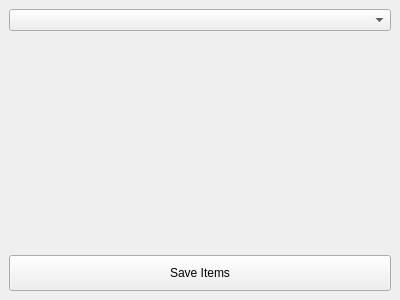
Old version of the form src/Pretzel/ui/items/additems/additems.ui in the repository iwoithe/Pretzel.
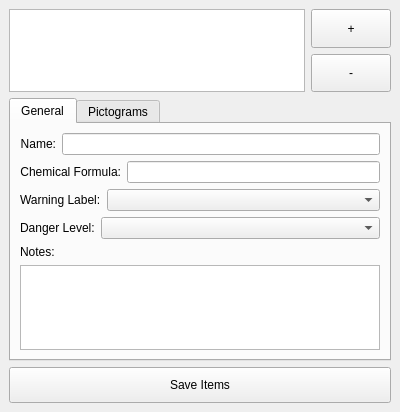
New version of the form.

Patch:
```diff
--- a/src/Pretzel/ui/items/additems/additems.ui
+++ b/src/Pretzel/ui/items/additems/additems.ui
@@ -7,7 +7,7 @@
     <x>0</x>
     <y>0</y>
     <width>400</width>
-    <height>300</height>
+    <height>412</height>
    </rect>
   </property>
   <property name="windowTitle">
@@ -16,10 +16,225 @@
   <widget class="QWidget" name="items_layout">
    <layout class="QVBoxLayout" name="verticalLayout">
     <item>
-     <widget class="QComboBox" name="combo_items_type"/>
+     <layout class="QHBoxLayout" name="items_layout_2">
+      <item>
+       <widget class="QListView" name="items_list">
+        <property name="selectionMode">
+         <enum>QAbstractItemView::ExtendedSelection</enum>
+        </property>
+       </widget>
+      </item>
+      <item>
+       <layout class="QVBoxLayout" name="layout_buttons">
+        <item>
+         <widget class="QPushButton" name="button_add_items">
+          <property name="sizePolicy">
+           <sizepolicy hsizetype="Fixed" vsizetype="Expanding">
+            <horstretch>0</horstretch>
+            <verstretch>0</verstretch>
+           </sizepolicy>
+          </property>
+          <property name="text">
+           <string>+</string>
+          </property>
+         </widget>
+        </item>
+        <item>
+         <widget class="QPushButton" name="button_remove_items">
+          <property name="sizePolicy">
+           <sizepolicy hsizetype="Fixed" vsizetype="Expanding">
+            <horstretch>0</horstretch>
+            <verstretch>0</verstretch>
+           </sizepolicy>
+          </property>
+          <property name="text">
+           <string>-</string>
+          </property>
+         </widget>
+        </item>
+       </layout>
+      </item>
+     </layout>
     </item>
     <item>
-     <widget class="QWidget" name="items_widget" native="true"/>
+     <widget class="QTabWidget" name="tab_item_properties">
+      <property name="currentIndex">
+       <number>0</number>
+      </property>
+      <widget class="QWidget" name="general_tab">
+       <attribute name="title">
+        <string>General</string>
+       </attribute>
+       <layout class="QVBoxLayout" name="verticalLayout_2">
+        <item>
+         <layout class="QHBoxLayout" name="layout_name">
+          <item>
+           <widget class="QLabel" name="label_name">
+            <property name="sizePolicy">
+             <sizepolicy hsizetype="Maximum" vsizetype="Preferred">
+              <horstretch>0</horstretch>
+              <verstretch>0</verstretch>
+             </sizepolicy>
+            </property>
+            <property name="text">
+             <string>Name:</string>
+            </property>
+            <property name="alignment">
+             <set>Qt::AlignRight|Qt::AlignTrailing|Qt::AlignVCenter</set>
+            </property>
+           </widget>
+          </item>
+          <item>
+           <widget class="QLineEdit" name="entry_name"/>
+          </item>
+         </layout>
+        </item>
+        <item>
+         <layout class="QHBoxLayout" name="layout_chem_formula">
+          <item>
+           <widget class="QLabel" name="label_chem_formula">
+            <property name="sizePolicy">
+             <sizepolicy hsizetype="Maximum" vsizetype="Preferred">
+              <horstretch>0</horstretch>
+              <verstretch>0</verstretch>
+             </sizepolicy>
+            </property>
+            <property name="text">
+             <string>Chemical Formula:</string>
+            </property>
+            <property name="alignment">
+             <set>Qt::AlignRight|Qt::AlignTrailing|Qt::AlignVCenter</set>
+            </property>
+           </widget>
+          </item>
+          <item>
+           <widget class="QLineEdit" name="entry_chem_formula"/>
+          </item>
+         </layout>
+        </item>
+        <item>
+         <layout class="QHBoxLayout" name="layout_warning_label">
+          <item>
+           <widget class="QLabel" name="label_warning_label">
+            <property name="sizePolicy">
+             <sizepolicy hsizetype="Maximum" vsizetype="Preferred">
+              <horstretch>0</horstretch>
+              <verstretch>0</verstretch>
+             </sizepolicy>
+            </property>
+            <property name="text">
+             <string>Warning Label:</string>
+            </property>
+           </widget>
+          </item>
+          <item>
+           <widget class="QComboBox" name="combo_warning_label"/>
+          </item>
+         </layout>
+        </item>
+        <item>
+         <layout class="QHBoxLayout" name="layout_danger_level">
+          <item>
+           <widget class="QLabel" name="label_danger_level">
+            <property name="sizePolicy">
+             <sizepolicy hsizetype="Maximum" vsizetype="Preferred">
+              <horstretch>0</horstretch>
+              <verstretch>0</verstretch>
+             </sizepolicy>
+            </property>
+            <property name="text">
+             <string>Danger Level:</string>
+            </property>
+           </widget>
+          </item>
+          <item>
+           <widget class="QComboBox" name="combo_danger_level"/>
+          </item>
+         </layout>
+        </item>
+        <item>
+         <layout class="QVBoxLayout" name="layout_notes">
+          <item>
+           <widget class="QLabel" name="label_notes">
+            <property name="text">
+             <string>Notes:</string>
+            </property>
+           </widget>
+          </item>
+          <item>
+           <widget class="QTextEdit" name="notes_text">
+            <property name="textInteractionFlags">
+             <set>Qt::LinksAccessibleByMouse|Qt::TextEditable|Qt::TextEditorInteraction|Qt::TextSelectableByKeyboard|Qt::TextSelectableByMouse</set>
+            </property>
+           </widget>
+          </item>
+         </layout>
+        </item>
+       </layout>
+      </widget>
+      <widget class="QWidget" name="pictograms_tab">
+       <attribute name="title">
+        <string>Pictograms</string>
+       </attribute>
+       <layout class="QHBoxLayout" name="horizontalLayout">
+        <item>
+         <widget class="QListView" name="pictograms_list">
+          <property name="selectionMode">
+           <enum>QAbstractItemView::ExtendedSelection</enum>
+          </property>
+          <property name="flow">
+           <enum>QListView::LeftToRight</enum>
+          </property>
+          <property name="resizeMode">
+           <enum>QListView::Adjust</enum>
+          </property>
+          <property name="gridSize">
+           <size>
+            <width>32</width>
+            <height>32</height>
+           </size>
+          </property>
+          <property name="viewMode">
+           <enum>QListView::IconMode</enum>
+          </property>
+          <property name="uniformItemSizes">
+           <bool>true</bool>
+          </property>
+         </widget>
+        </item>
+        <item>
+         <layout class="QVBoxLayout" name="pictogram_button_layout">
+          <item>
+           <widget class="QPushButton" name="button_add_pictograms">
+            <property name="sizePolicy">
+             <sizepolicy hsizetype="Minimum" vsizetype="MinimumExpanding">
+              <horstretch>0</horstretch>
+              <verstretch>0</verstretch>
+             </sizepolicy>
+            </property>
+            <property name="text">
+             <string>+</string>
+            </property>
+           </widget>
+          </item>
+          <item>
+           <widget class="QPushButton" name="button_remove_pictograms">
+            <property name="sizePolicy">
+             <sizepolicy hsizetype="Minimum" vsizetype="MinimumExpanding">
+              <horstretch>0</horstretch>
+              <verstretch>0</verstretch>
+             </sizepolicy>
+            </property>
+            <property name="text">
+             <string>-</string>
+            </property>
+           </widget>
+          </item>
+         </layout>
+        </item>
+       </layout>
+      </widget>
+     </widget>
     </item>
     <item>
      <widget class="QPushButton" name="button_save_items">
```
